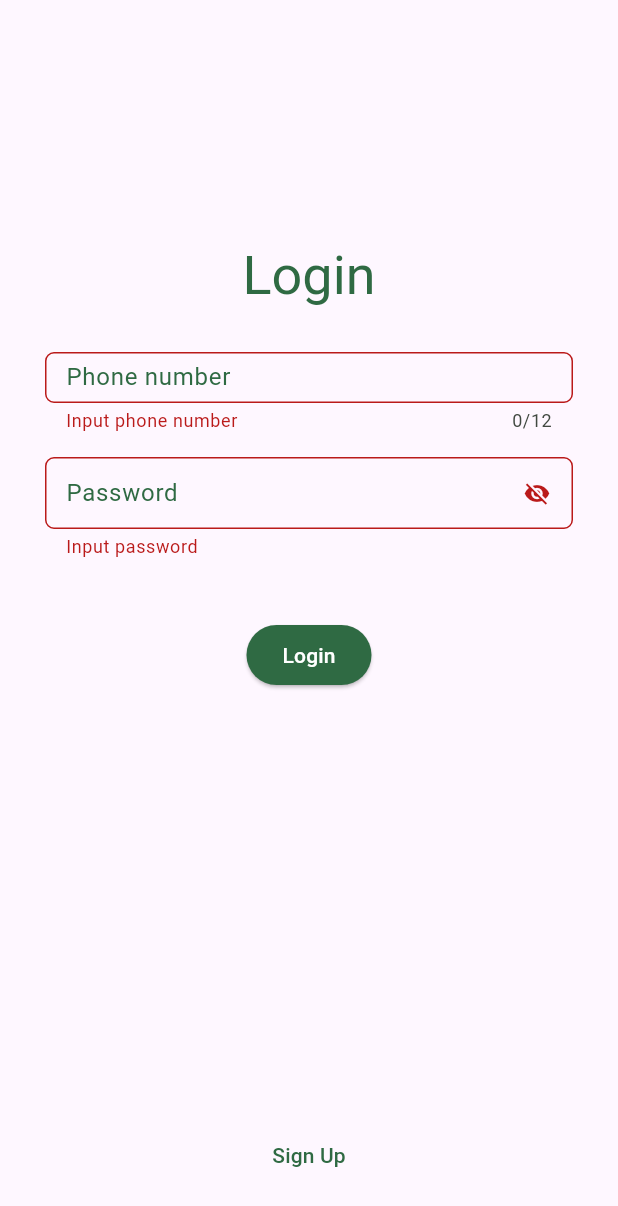
After one commit to Cyber626/group_project, a Flutter app: the screen it shows after launch, after a tap on "Login", on a phone screen of 412 x 824 dp. The commit adds this screen. Shown: the top 1206 px of the screen. Run offline on Flutter 3.47's test engine with Material 3 defaults, Android fonts, the phone set to English and light mode, and no system bars; our stand-ins replace flutter_riverpod; network calls fail.

Commit message:
Login with authentification

```diff
--- /dev/null
+++ b/lib/data/users.dart
@@ -0,0 +1,14 @@
+import 'package:group_project/models/user.dart';
+
+final List<User> users = [
+  const User(
+    name: "Behzod Khakimov",
+    phoneNumber: "998931234567",
+    password: "123456789",
+  ),
+  const User(
+    name: "Sarvar Azimjonov",
+    phoneNumber: "998937654321",
+    password: "987654321",
+  ),
+];
--- a/lib/main.dart
+++ b/lib/main.dart
@@ -1,14 +1,14 @@
 import 'package:flutter/material.dart';
 import 'package:flutter_riverpod/flutter_riverpod.dart';
-import 'package:group_project/screens/tabs.dart';
+import 'package:group_project/screens/login.dart';
 
 var kColorScheme = ColorScheme.fromSeed(
-  seedColor: const Color.fromARGB(255, 73, 75, 216),
+  seedColor: const Color.fromARGB(255, 8, 143, 78),
 );
 
 var kDarkColorScheme = ColorScheme.fromSeed(
   brightness: Brightness.dark,
-  seedColor: const Color.fromARGB(255, 15, 4, 63),
+  seedColor: const Color.fromARGB(255, 1, 28, 15),
 );
 
 void main() {
@@ -21,7 +21,7 @@ void main() {
         darkTheme: ThemeData.dark().copyWith(
           colorScheme: kDarkColorScheme,
         ),
-        home: const TabsScreen(),
+        home: const LoginScreen(),
       ),
     ),
   );
--- /dev/null
+++ b/lib/models/user.dart
@@ -0,0 +1,11 @@
+class User {
+  const User({
+    required this.name,
+    required this.phoneNumber,
+    required this.password,
+  });
+
+  final String name;
+  final String phoneNumber;
+  final String password;
+}
--- /dev/null
+++ b/lib/screens/login.dart
@@ -0,0 +1,182 @@
+import 'package:flutter/material.dart';
+import 'package:group_project/data/users.dart';
+import 'package:group_project/screens/signup.dart';
+import 'package:group_project/screens/tabs.dart';
+
+class LoginScreen extends StatefulWidget {
+  const LoginScreen({super.key});
+
+  @override
+  State<LoginScreen> createState() {
+    return _LoginScreenState();
+  }
+}
+
+class _LoginScreenState extends State<LoginScreen> {
+  final _formKey = GlobalKey<FormState>();
+  bool _isPasswordVisible = false;
+  String _phoneNumber = "";
+  String _password = "";
+  String _errorMessage = "";
+
+  void _login() {
+    if (_formKey.currentState!.validate()) {
+      _formKey.currentState!.save();
+      if (users
+          .where((element) =>
+              element.phoneNumber == _phoneNumber &&
+              element.password == _password)
+          .isNotEmpty) {
+        Navigator.of(context).pushReplacement(
+          MaterialPageRoute(
+            builder: (ctn) => const TabsScreen(),
+          ),
+        );
+      } else {
+        setState(() {
+          _errorMessage = "User not found";
+        });
+      }
+    }
+  }
+
+  @override
+  Widget build(BuildContext context) {
+    return Scaffold(
+      body: Center(
+        child: Padding(
+          padding: const EdgeInsets.all(30),
+          child: Column(
+            mainAxisAlignment: MainAxisAlignment.center,
+            crossAxisAlignment: CrossAxisAlignment.center,
+            children: [
+              const Spacer(),
+              Text(
+                "Login",
+                style: Theme.of(context).textTheme.titleLarge!.copyWith(
+                      color: Theme.of(context).colorScheme.primary,
+                      fontSize: 36,
+                    ),
+              ),
+              const SizedBox(height: 28),
+              Form(
+                key: _formKey,
+                child: Column(
+                  children: [
+                    TextFormField(
+                      maxLength: 12,
+                      keyboardType: const TextInputType.numberWithOptions(),
+                      decoration: InputDecoration(
+                        labelText: "Phone number",
+                        labelStyle: TextStyle(
+                          color: Theme.of(context).colorScheme.primary,
+                        ),
+                        isDense: true,
+                        contentPadding:
+                            const EdgeInsets.fromLTRB(10, 10, 10, 0),
+                        border: OutlineInputBorder(
+                          borderRadius: BorderRadius.circular(6.0),
+                          borderSide: const BorderSide(
+                            color: Colors.grey,
+                          ),
+                        ),
+                      ),
+                      validator: (value) {
+                        if (value == null || value.isEmpty) {
+                          return "Input phone number";
+                        }
+                        if (value.length != value.replaceAll(' ', '').length) {
+                          return "Phone number must not contain whitespace";
+                        }
+                        if (value.length != 12 || !value.startsWith("998")) {
+                          return "998xxxxxxxxx";
+                        }
+                        return null;
+                      },
+                      onSaved: (value) {
+                        _phoneNumber = value!;
+                      },
+                    ),
+                    const SizedBox(height: 16),
+                    TextFormField(
+                      obscureText: !_isPasswordVisible,
+                      decoration: InputDecoration(
+                        labelText: "Password",
+                        labelStyle: TextStyle(
+                          color: Theme.of(context).colorScheme.primary,
+                        ),
+                        isDense: true,
+                        contentPadding:
+                            const EdgeInsets.fromLTRB(10, 10, 10, 0),
+                        border: OutlineInputBorder(
+                          borderRadius: BorderRadius.circular(6.0),
+                          borderSide: const BorderSide(
+                            color: Colors.grey,
+                          ),
+                        ),
+                        suffixIcon: IconButton(
+                          onPressed: () {
+                            setState(() {
+                              _isPasswordVisible = !_isPasswordVisible;
+                            });
+                          },
+                          icon: Icon(
+                            _isPasswordVisible
+                                ? Icons.visibility
+                                : Icons.visibility_off,
+                          ),
+                        ),
+                      ),
+                      validator: (value) {
+                        if (value == null || value.isEmpty) {
+                          return "Input password";
+                        }
+                        if (value.length != value.replaceAll(' ', '').length) {
+                          return "Password must not contain whitespace";
+                        }
+                        if (value.length < 6) {
+                          return "At least 6 characters";
+                        }
+                        return null;
+                      },
+                      onSaved: (value) {
+                        _password = value!;
+                      },
+                    ),
+                    const SizedBox(height: 40),
+                    ElevatedButton(
+                      style: ElevatedButton.styleFrom(
+                        backgroundColor: Theme.of(context).colorScheme.primary,
+                        foregroundColor:
+                            Theme.of(context).colorScheme.onPrimary,
+                      ),
+                      onPressed: _login,
+                      child: const Text("Login"),
+                    ),
+                    Text(
+                      _errorMessage,
+                      style: Theme.of(context).textTheme.bodyLarge!.copyWith(
+                            color: Theme.of(context).colorScheme.error,
+                          ),
+                    ),
+                  ],
+                ),
+              ),
+              const Spacer(flex: 2),
+              TextButton(
+                onPressed: () {
+                  Navigator.of(context).push(
+                    MaterialPageRoute(
+                      builder: (ctn) => const SignUpScreen(),
+                    ),
+                  );
+                },
+                child: const Text("Sign Up"),
+              ),
+            ],
+          ),
+        ),
+      ),
+    );
+  }
+}
--- /dev/null
+++ b/lib/screens/signup.dart
@@ -0,0 +1,19 @@
+import 'package:flutter/material.dart';
+
+class SignUpScreen extends StatefulWidget {
+  const SignUpScreen({super.key});
+
+  @override
+  State<SignUpScreen> createState() {
+    return _SignUpScreenState();
+  }
+}
+
+class _SignUpScreenState extends State<SignUpScreen> {
+  @override
+  Widget build(BuildContext context) {
+    return Scaffold(
+      appBar: AppBar(),
+    );
+  }
+}
--- a/lib/widgets/order.dart
+++ b/lib/widgets/order.dart
@@ -197,13 +197,13 @@ class _OrderWidgetState extends ConsumerState<OrderWidget> {
                   validator: (value) {
                     if (value == null ||
                         value.isEmpty ||
-                        value.trim().length < 13 ||
-                        !value.startsWith("+998")) {
+                        value.trim().length < 12 ||
+                        !value.startsWith("998")) {
                       return "Incorrect type";
                     }
                     return null;
                   },
-                  maxLength: 13,
+                  maxLength: 12,
                   keyboardType: const TextInputType.numberWithOptions(),
                   initialValue: "+998",
                 ),
```
